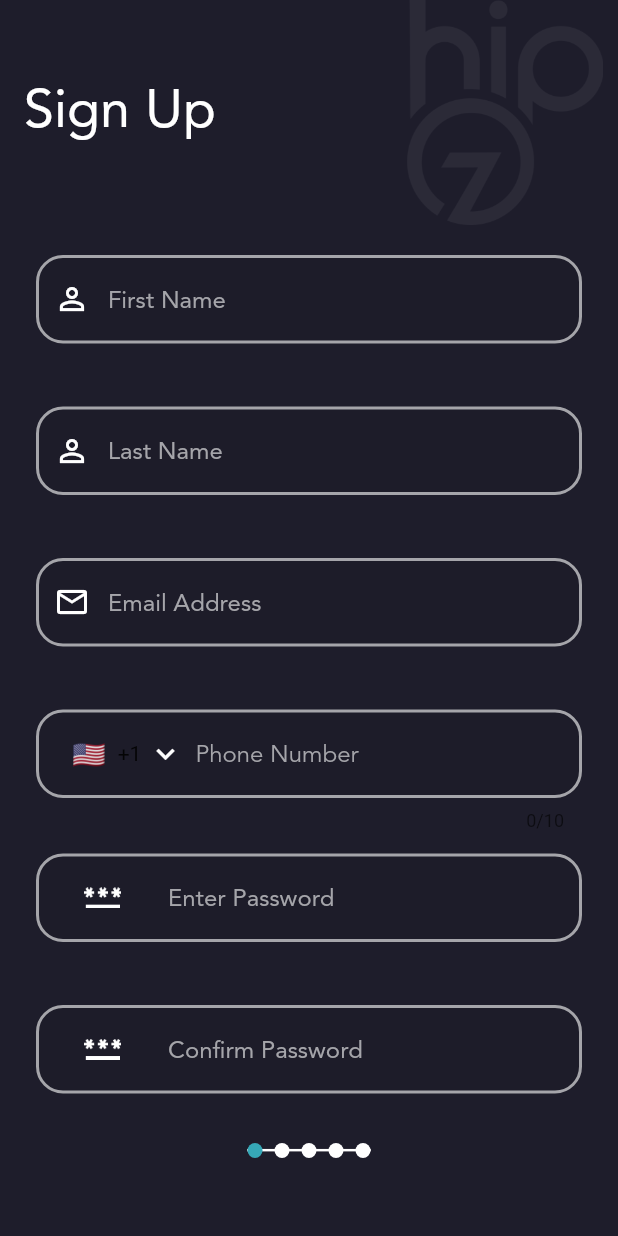
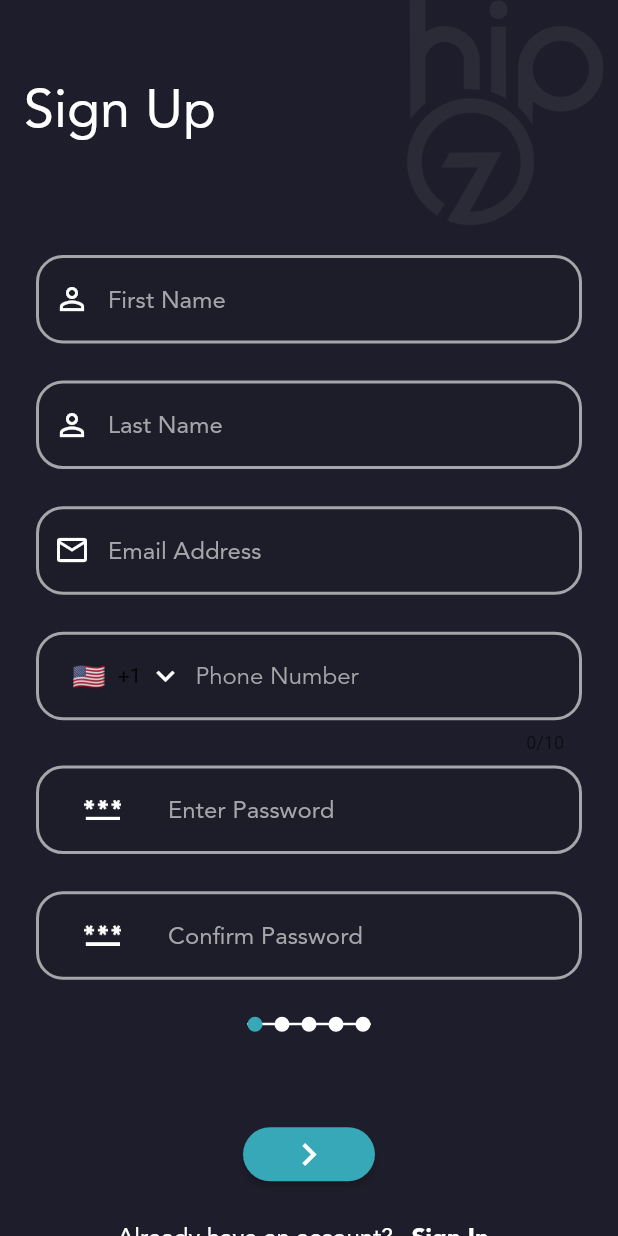
Before and after one commit to RahulMistriCodesmith/hipoz, a Flutter app: the SignUp screen opened directly, on a phone screen of 412 x 824 dp. Run offline on Flutter 3.47's test engine with Material 2 defaults, Android fonts, the phone set to English and light mode, and no system bars; drawn by our look-alikes of intl_phone_field, smooth_page_indicator; our stand-ins replace carousel_slider, chat_bubbles, datetime_picker_formfield, dotted_border, image_picker.

Commit message:
Commit Done 8/6/2022 04:02 PM

```diff
--- a/lib/UI/Authorization/signup.dart
+++ b/lib/UI/Authorization/signup.dart
@@ -135,7 +135,7 @@ class _SignUpState extends State<SignUp> {
                           ),
 
                           SizedBox(
-                            height: 42,
+                            height: height*0.03,
                           ),
 
                           TextFormField(
@@ -156,7 +156,7 @@ class _SignUpState extends State<SignUp> {
                           ),
 
                           SizedBox(
-                            height: 42,
+                            height: height*0.03,
                           ),
 
                           TextFormField(
@@ -177,7 +177,7 @@ class _SignUpState extends State<SignUp> {
                           ),
 
                           SizedBox(
-                            height: 42,
+                            height: height*0.03,
                           ),
 
                           IntlPhoneField(
@@ -214,7 +214,7 @@ class _SignUpState extends State<SignUp> {
                           ),
 
                           SizedBox(
-                            height: 15,
+                            height: height*0.01,
                           ),
 
                           TextFormField(
@@ -235,7 +235,7 @@ class _SignUpState extends State<SignUp> {
                           ),
 
                           SizedBox(
-                            height: 42,
+                            height: height*0.03,
                           ),
 
                           TextFormField(
@@ -256,7 +256,7 @@ class _SignUpState extends State<SignUp> {
                           ),
 
                           SizedBox(
-                            height: height*0.04,
+                            height: height*0.03,
                           ),
 
                           Stack(
@@ -296,7 +296,7 @@ class _SignUpState extends State<SignUp> {
 
 
                           SizedBox(
-                            height: height*0.08,
+                            height: height*0.07,
                           ),
 
                           RaisedButton(
@@ -312,7 +312,7 @@ class _SignUpState extends State<SignUp> {
                             }
                           ),
                           SizedBox(
-                            height: height*0.02,
+                            height: height*0.01,
                           ),
 
                           Row(
@@ -329,6 +329,10 @@ class _SignUpState extends State<SignUp> {
                             ],
                           ),
 
+                          SizedBox(
+                            height: height*0.01,
+                          ),
+
                         ],
                       ),
                     ),
@@ -352,7 +356,6 @@ class _SignUpState extends State<SignUp> {
 
                               width: 100,
                               height: 100,
-
                               decoration: BoxDecoration(
                                 color: Colors.white,
                                 borderRadius: BorderRadius.circular(100),
@@ -368,26 +371,22 @@ class _SignUpState extends State<SignUp> {
 
                                 imageFile!,
 
-                                fit: BoxFit.fitHeight,
-
-                              ),
-
-                            ),
-                          ),
-
-
-
-                          SizedBox(
-                            height: 60,
+                                fit: BoxFit.cover,
+
+                              ),
+
+                            ),
+                          ),
+
+
+
+                          SizedBox(
+                            height: height*0.04,
                           ),
 
                           Row(
                             children: [
-                              InkWell(
-
-                                /*onTap: () => _selectDate(context),*/
-
-                                child: Container(
+                              Container(
                                 width: 150,
                                 decoration: BoxDecoration(
                                     borderRadius: BorderRadius.circular(18),
@@ -421,7 +420,6 @@ class _SignUpState extends State<SignUp> {
                                   },
                                 ),
                               ),
-                              ),
 
                               SizedBox(
                                 width: width*0.04,
@@ -492,7 +490,7 @@ class _SignUpState extends State<SignUp> {
                           ),
 
                           SizedBox(
-                            height: height*0.04,
+                            height: height*0.03,
                           ),
 
                           Row(
@@ -684,7 +682,7 @@ class _SignUpState extends State<SignUp> {
                           ),
 
                           SizedBox(
-                            height: height*0.08,
+                            height: height*0.07,
                           ),
 
                           Center(
@@ -702,7 +700,7 @@ class _SignUpState extends State<SignUp> {
                             ),
                           ),
                           SizedBox(
-                            height: height*0.02,
+                            height: height*0.01,
                           ),
 
                           Row(
```
Lines whose indentation alone changed are shown as unchanged.
